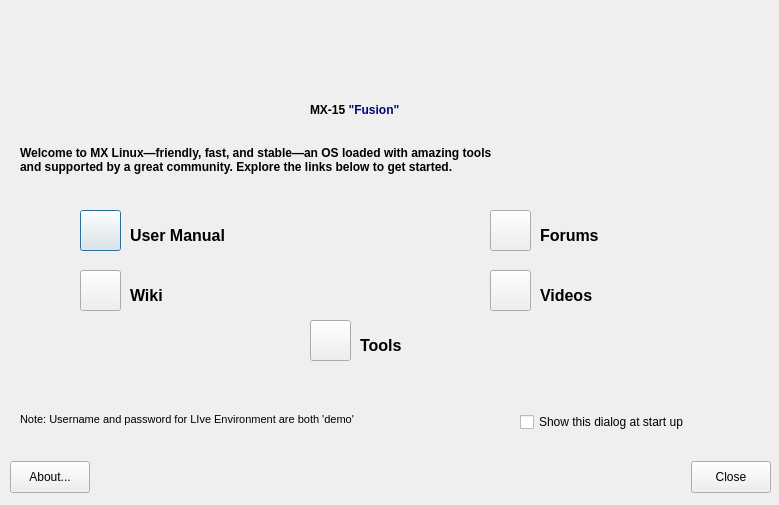
This is mxwelcome.ui in MX-Linux/mx-welcome as Qt 5 draws it before an edit. The edited form follows.
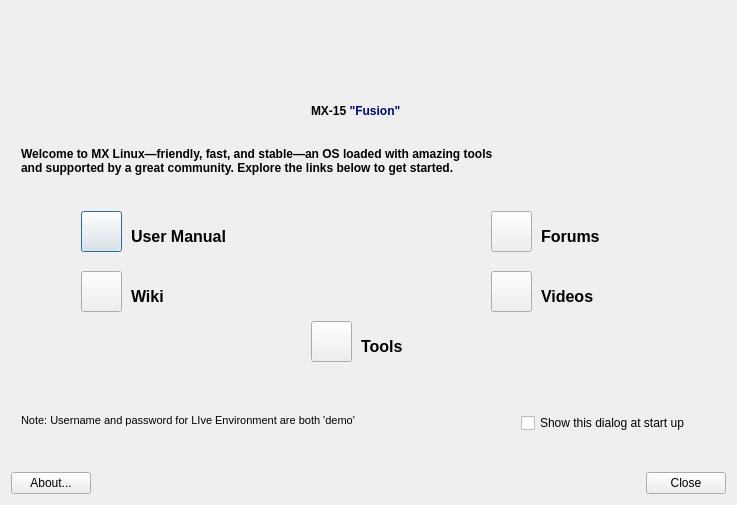
This is the edited form. Icons and pictures are not drawn.

The edit to the form file:
```diff
--- a/mxwelcome.ui
+++ b/mxwelcome.ui
@@ -6,22 +6,22 @@
    <rect>
     <x>0</x>
     <y>0</y>
-    <width>779</width>
+    <width>737</width>
     <height>505</height>
    </rect>
   </property>
   <property name="windowTitle">
    <string>MX Welcome</string>
   </property>
+  <property name="sizeGripEnabled">
+   <bool>false</bool>
+  </property>
+  <property name="modal">
+   <bool>false</bool>
+  </property>
+  <layout class="QGridLayout" name="gridLayout">
+   <item row="0" column="0">
   <widget class="QStackedWidget" name="stackedWidget">
-   <property name="geometry">
-    <rect>
-     <x>10</x>
-     <y>10</y>
-     <width>751</width>
-     <height>421</height>
-    </rect>
-   </property>
    <property name="currentIndex">
     <number>0</number>
    </property>
@@ -309,15 +309,8 @@
     </widget>
    </widget>
   </widget>
-  <widget class="QWidget" name="layoutWidget">
-   <property name="geometry">
-    <rect>
-     <x>10</x>
-     <y>459</y>
-     <width>761</width>
-     <height>36</height>
-    </rect>
-   </property>
+   </item>
+   <item row="1" column="0">
    <layout class="QGridLayout" name="buttonBar" columnstretch="0,0,0,0,0,0,0,0,0">
     <property name="sizeConstraint">
      <enum>QLayout::SetDefaultConstraint</enum>
@@ -444,7 +437,8 @@
      </spacer>
     </item>
    </layout>
-  </widget>
+   </item>
+  </layout>
  </widget>
  <resources/>
  <connections>
```
Lines whose indentation alone changed are shown as unchanged.
